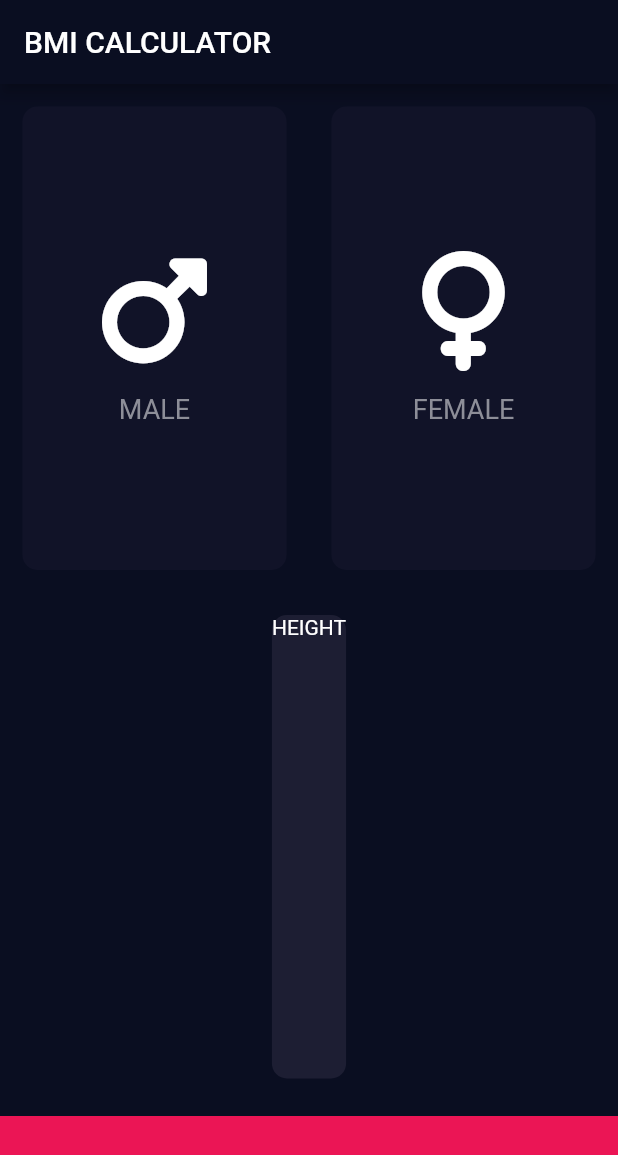
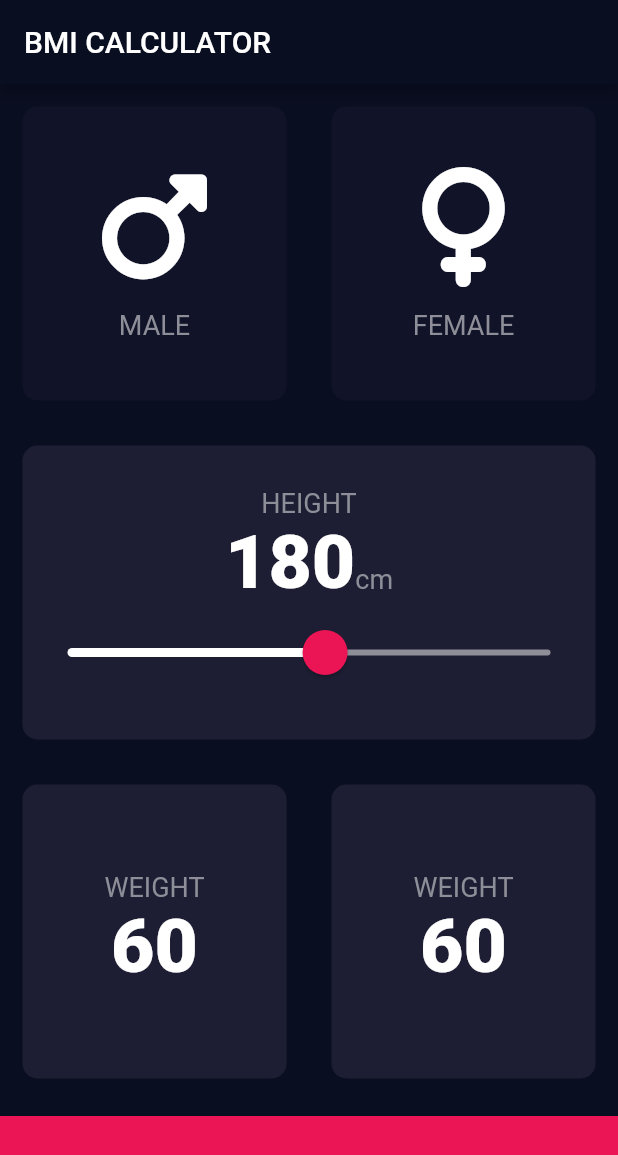
Before and after one commit to dadasamuel/bmi_calculator, a Flutter app: the screen it shows after launch, on a phone screen of 412 x 824 dp. Shown: the top 1155 px of the screen. Run offline on Flutter 3.47's test engine with Material 2 defaults, Android fonts, the phone set to English and light mode, and no system bars; our stand-ins replace font_awesome_flutter.

Commit message:
improved widgets

```diff
--- a/lib/all_class.dart
+++ b/lib/all_class.dart
@@ -1,3 +1,4 @@
+import 'package:bmi_calculator/constants.dart';
 import 'package:flutter/material.dart';
 
 class ReusableCard extends StatelessWidget {
@@ -37,10 +38,7 @@ class IconContent extends StatelessWidget {
       const SizedBox(height: 15.0),
       Text(
         label,
-        style: const TextStyle(
-          fontSize: 18.0,
-          color: Color(0xFF8D8E98),
-        ),
+        style: labelTextStyle
       )
     ]);
   }
--- a/lib/constants.dart
+++ b/lib/constants.dart
@@ -1,3 +1,13 @@
+import 'package:flutter/material.dart';
 
+const activeCardColor = Color(0xFF1D1E33);
+const inactiveCardColor = Color(0xFF111328);
 
-// const labelTextStyle =
+const labelTextStyle = TextStyle(
+  fontSize: 18.0,
+  color: Color(0xFF8D8E98),
+);
+
+const NumberTextStyle = TextStyle(
+  fontSize: 50.0,
+  fontWeight: FontWeight.w900);
--- a/lib/input_page.dart
+++ b/lib/input_page.dart
@@ -1,9 +1,7 @@
 import 'package:bmi_calculator/all_class.dart';
+import 'package:bmi_calculator/constants.dart';
 import 'package:flutter/material.dart';
 import 'package:font_awesome_flutter/font_awesome_flutter.dart';
-
-const activeCardColor = Color(0xFF1D1E33);
-const inactiveCardColor = Color(0xFF111328);
 
 enum Gender { male, female }
 
@@ -38,6 +36,8 @@ class _InputPageState extends State<InputPage> {
   //   }
   // }
   Gender? gender;
+  int heigth = 180;
+  int weight = 60;
 
   @override
   Widget build(BuildContext context) {
@@ -46,6 +46,7 @@ class _InputPageState extends State<InputPage> {
           title: Text('BMI CALCULATOR'),
         ),
         body: Column(
+          crossAxisAlignment: CrossAxisAlignment.stretch,
           children: [
             Expanded(
                 child: Row(children: [
@@ -65,8 +66,8 @@ class _InputPageState extends State<InputPage> {
               Expanded(
                   child: ReusableCard(
                 onPress: () {
-                    setState(() {
-                      gender = Gender.female;
+                  setState(() {
+                    gender = Gender.female;
                   });
                 },
                 //ternary operation
@@ -82,13 +83,66 @@ class _InputPageState extends State<InputPage> {
                     onPress: () {},
                     color: activeCardColor,
                     cardChild: Column(
-                      children: [Text('HEIGHT')],
+                      mainAxisAlignment: MainAxisAlignment.center,
+                      children: [
+                        Text('HEIGHT', style: labelTextStyle),
+                        Row(
+                          mainAxisAlignment: MainAxisAlignment.center,
+                          crossAxisAlignment: CrossAxisAlignment.baseline,
+                          textBaseline: TextBaseline.alphabetic,
+                          children: [
+                            Text(heigth.toString(), style: NumberTextStyle),
+                            Text('cm', style: labelTextStyle)
+                          ],
+                        ),
+                        SliderTheme(
+                          data: SliderTheme.of(context).copyWith(
+                            inactiveTrackColor: Color(0xFF8D8E98),
+                            activeTrackColor: Colors.white,
+                            thumbColor: Color(0xFFEB1555),
+                            overlayColor: Color(0x29EB1555),
+                            thumbShape:
+                                RoundSliderThumbShape(enabledThumbRadius: 15.0),
+                            overlayShape:
+                                RoundSliderOverlayShape(overlayRadius: 30.0),
+                          ),
+                          child: Slider(
+                              value: heigth.toDouble(),
+                              min: 100.0,
+                              max: 250.0,
+                              onChanged: (double newValue) {
+                                setState(() {
+                                  heigth = newValue.round();
+                                });
+                              }),
+                        )
+                      ],
                     ))),
-            // Expanded(
-            //     child: Row(children: [
-            //   Expanded(child: ReusableCard(colour: activeCardColor)),
-            //   Expanded(child: ReusableCard(colour: activeCardColor))
-            // ])),
+            Expanded(
+                child: Row(children: [
+              Expanded(
+                  child: ReusableCard(
+                onPress: () {},
+                color: activeCardColor,
+                cardChild: Column(
+                    mainAxisAlignment: MainAxisAlignment.center,
+                    children: [
+                      Text('WEIGHT', style: labelTextStyle),
+                      Text(weight.toString(), style: NumberTextStyle),
+                    ]),
+              )),
+              Expanded(
+                  child: ReusableCard(
+                color: activeCardColor,
+                onPress: () {},
+                cardChild: Column(
+                    mainAxisAlignment: MainAxisAlignment.center,
+                    children: [
+                      Text('WEIGHT', style: labelTextStyle),
+                      Text(weight.toString(), style: NumberTextStyle),
+                    ]),
+              ))
+            ])),
             Container(
               color: Color(0xFFEB1555),
               margin: EdgeInsets.only(top: 10.0),
```
